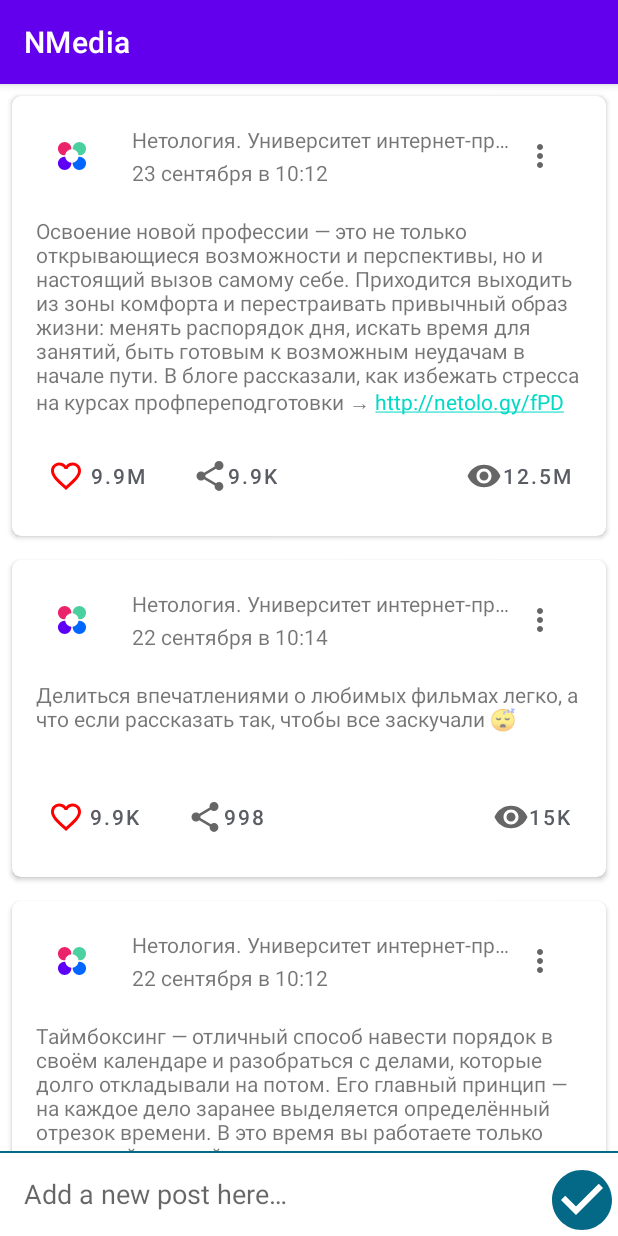
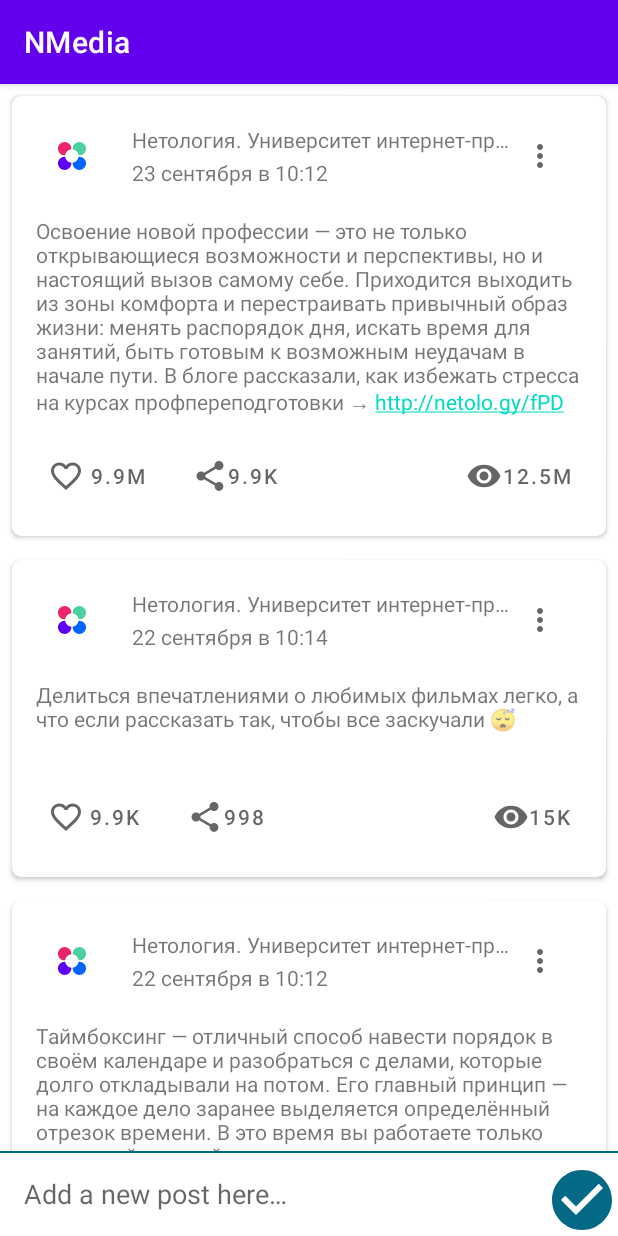
Before and after one commit to Mihey2021/NMedia, an Android app: the screen it shows after launch (MainActivity), on a phone screen of 412 x 824 dp. Run offline under Robolectric (Android 15) with nearby library versions, the phone set to English and light mode, and no system bars.

Commit message:
LikeButton style change

```diff
--- a/app/src/main/res/layout/activity_main.xml
+++ b/app/src/main/res/layout/activity_main.xml
@@ -51,7 +51,7 @@
         app:layout_constraintBottom_toBottomOf="parent"
         app:layout_constraintEnd_toEndOf="parent"
         app:layout_constraintStart_toEndOf="@id/content"
-        app:srcCompat="@drawable/ic_save_48" />
+        app:srcCompat="@drawable/ic_save_24" />
 
     <View
         android:id="@+id/divider"
--- a/app/src/main/res/values/styles.xml
+++ b/app/src/main/res/values/styles.xml
@@ -6,7 +6,7 @@
         <item name="iconPadding">0dp</item>
         <item name="android:insetTop">0dp</item>
         <item name="android:insetBottom">0dp</item>
-        <item name="android:textColor">@color/grey</item>
+        <item name="android:textColor">?attr/colorControlNormal</item>
         <item name="android:paddingStart">@dimen/icon_button_padding</item>
         <item name="android:paddingEnd">@dimen/icon_button_padding</item>
         <item name="android:minWidth">@dimen/icon_button_min_size</item>
@@ -14,8 +14,8 @@
     </style>
 
     <style name="LikeButton" parent="Widget.MaterialComponents.Button.TextButton.Icon">
-        <item name="iconTint">@color/liked</item>
-        <item name="android:textColor">@color/grey</item>
+        <item name="iconTint">@color/like_button_tint</item>
+        <item name="android:textColor">?attr/colorControlNormal</item>
         <item name="android:minWidth">@dimen/icon_button_min_size</item>
         <item name="android:minHeight">@dimen/icon_button_min_size</item>
     </style>
```
Also changed, not shown: app/src/main/res/drawable/ic_save_24.xml (renamed from app/src/main/res/drawable/ic_save_48.xml), 1 other file.
